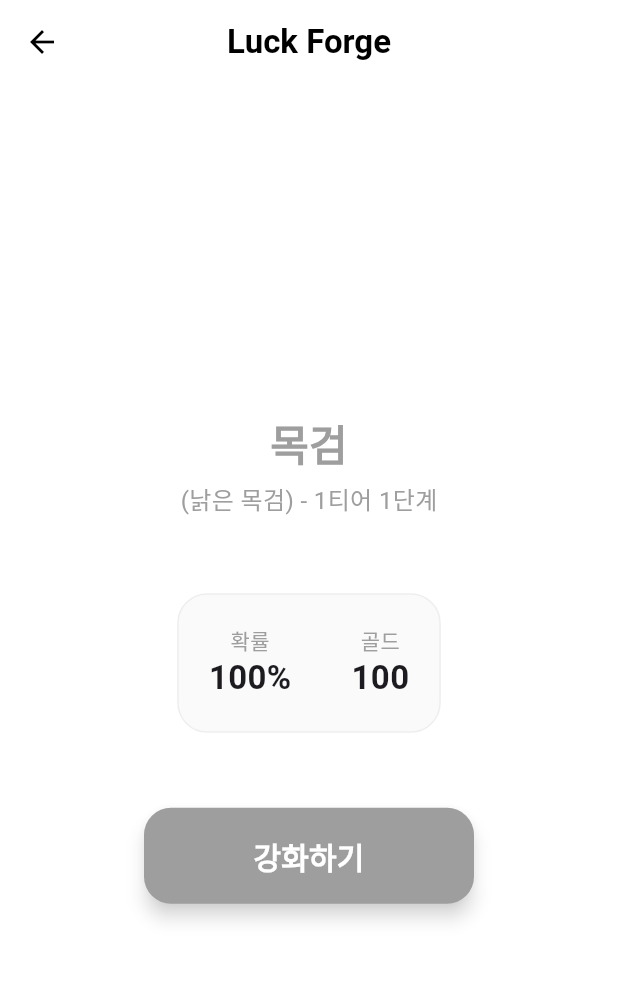
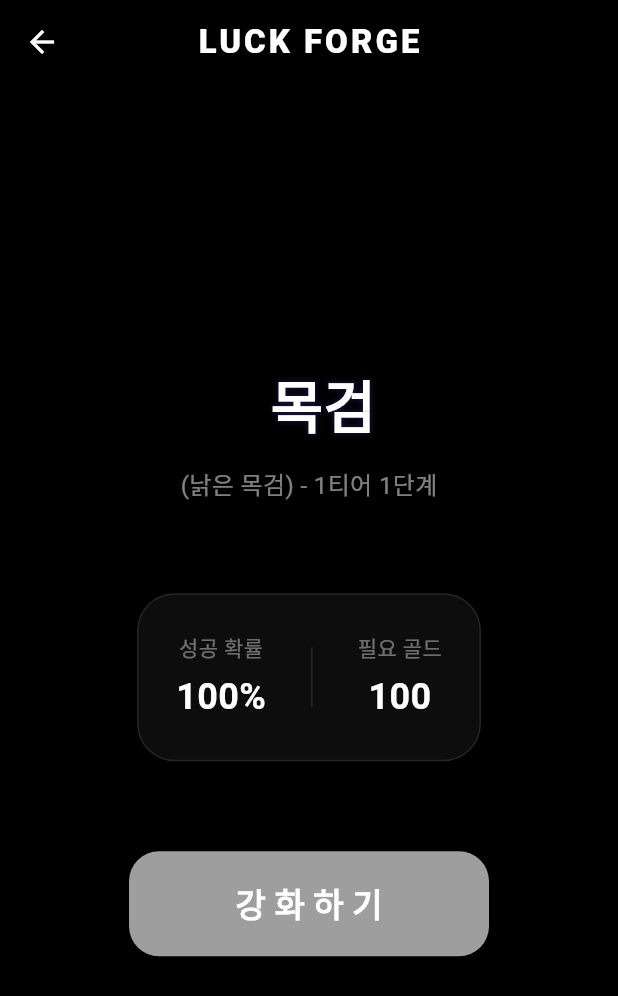
Before and after one commit to Ssassin-01/luck-forge, a Flutter app: the screen it shows after launch, after a tap on "Open Enhancement", on a phone screen of 412 x 824 dp. Shown: the top 996 px of the screen. Run offline on Flutter 3.47's test engine with Material 3 defaults, Android fonts, the phone set to English and light mode, and no system bars.

Commit message:
features 강화시 글자색 변화로직 추가

```diff
--- a/lib/models/item.dart
+++ b/lib/models/item.dart
@@ -1,16 +1,31 @@
 import 'package:flutter/material.dart';
 
-enum Attribute { none, water, fire, wind, light, dark }
+/// 무기 및 장비의 속성을 정의하는 Enum
+enum Attribute { none, water, fire, wind, light, dark, time }
 
+/// Attribute에 색상 및 티어별 수식어 기능을 추가하는 확장(Extension)
 extension AttributeExt on Attribute {
+  Color get color {
+    switch (this) {
+      case Attribute.water: return Colors.blueAccent;
+      case Attribute.fire: return Colors.redAccent;
+      case Attribute.wind: return Colors.greenAccent;
+      case Attribute.light: return Colors.amberAccent;
+      case Attribute.dark: return Colors.deepPurpleAccent;
+      case Attribute.time: return Colors.cyanAccent;
+      case Attribute.none: return Colors.transparent;
+    }
+  }
+
   String getTierName(int tier) {
     final Map<Attribute, List<String>> tierNames = {
-      Attribute.water: [' ','넝실거리는', '출렁이는', '거대한', '대양의', '심해의'],
-      Attribute.fire: [' ','후끈거리는', '화끈거리는', '불타는', '재의', '지옥불의'],
-      Attribute.wind: [' ','휘몰아치는', '날카로운', '폭풍의', '재앙의', '천둥의'],
-      Attribute.light: [' ','빛의', '찬란한', '성스러운', '신성한', '천상의'],
+      Attribute.water: [' ', '넝실거리는', '출렁이는', '거대한', '대양의', '심해의'],
+      Attribute.fire: [' ', '후끈거리는', '화끈거리는', '불타는', '재의', '지옥불의'],
+      Attribute.wind: [' ', '휘몰아치는', '날카로운', '폭풍의', '재앙의', '천둥의'],
+      Attribute.light: [' ', '빛의', '찬란한', '성스러운', '신성한', '천상의'],
       Attribute.dark: [' ', '어둠의', '그림자의', '심연의', '파멸의', '암흑의'],
-      Attribute.none: [' ', '묵직한', '무거운', '단단한', '강력한', '전설적인'],
+      Attribute.none: [' ', ' ', ' ', ' ', ' ', ' '],
+      Attribute.time: [' ', '시간의', '시공간의', '차원 파괴자의', '미래 초월자의', '영겁의'],
     };
 
     final names = tierNames[this] ?? [];
@@ -37,6 +52,41 @@ class Item {
   int get tier => (level ~/ 10) + 1;
   int get displayLevel => (level % 10) + 1;
 
+  // --- 추가된 글자색 로직 ---
+
+  /// 티어가 올라감에 따라 흰색에서 속성색으로 변하는 컬러
+  Color get textColor {
+    if (attributes.isEmpty || attributes.first == Attribute.none) return Colors.white;
+
+    final attrColor = attributes.first.color;
+
+    // 티어 진행도 (1티어: 0.0 ~ 6티어: 1.0)
+    double tierProgress = (tier - 1) / 5.0;
+    tierProgress = tierProgress.clamp(0.0, 1.0);
+
+    // 흰색에서 속성색으로 선형 보간 (점점 물드는 효과)
+    return Color.lerp(Colors.white, attrColor, tierProgress) ?? Colors.white;
+  }
+
+  // --- 시각 효과 로직 ---
+
+  List<Shadow> get glowShadows {
+    if (attributes.isEmpty || attributes.first == Attribute.none) return [];
+
+    final baseColor = attributes.first.color;
+    double intensity = (displayLevel - 1) / 9.0;
+    double blur = 5.0 + (intensity * 15.0);
+    Color glowColor = baseColor.withOpacity(0.3 + (intensity * 0.7));
+
+    return [
+      Shadow(blurRadius: blur, color: glowColor),
+      if (displayLevel >= 5)
+        Shadow(blurRadius: blur / 2, color: glowColor),
+      if (displayLevel == 10)
+        const Shadow(blurRadius: 2.0, color: Colors.white),
+    ];
+  }
+
   Color get tierColor {
     switch (tier) {
       case 1: return Colors.grey;
@@ -49,7 +99,7 @@ class Item {
   }
 
   String get tierName {
-    final names = ['목검', '강철검', '황금검', '다이아검', '전설의 검','신화검'];
+    final names = ['목검', '강철검', '황금검', '다이아검', '전설의 검', '신화검'];
     final idx = (tier - 1).clamp(0, names.length - 1);
     return names[idx];
   }
--- a/lib/screens/enhancement_screen.dart
+++ b/lib/screens/enhancement_screen.dart
@@ -1,3 +1,4 @@
+import 'dart:math';
 import 'package:flutter/material.dart';
 import '../models/item.dart';
 import '../services/enhancement_service.dart';
@@ -15,13 +16,28 @@ class _EnhancementScreenState extends State<EnhancementScreen> {
   @override
   void initState() {
     super.initState();
-    _item = const Item(id: 'sword_001', name: '낡은 목검', level: 0, maxLevel: 70);
+
+    final random = Random();
+    final availableAttributes = Attribute.values.where((a) => a != Attribute.none).toList();
+    final randomAttribute = availableAttributes[random.nextInt(availableAttributes.length)];
+
+    // 1. 여기서 const를 제거했습니다. (랜덤 ID와 속성 때문)
+    _item = Item(
+      id: 'sword_${DateTime.now().millisecondsSinceEpoch}',
+      name: '낡은 목검',
+      level: 0,
+      maxLevel: 100,
+      attributes: [randomAttribute],
+    );
+
     _service = EnhancementService();
   }
 
   void _tryEnhance() {
     final result = _service.enhance(_item);
-    setState(() { _item = result.item; });
+    setState(() {
+      _item = result.item;
+    });
 
     ScaffoldMessenger.of(context).clearSnackBars();
     ScaffoldMessenger.of(context).showSnackBar(
@@ -39,71 +55,72 @@ class _EnhancementScreenState extends State<EnhancementScreen> {
     final nextCost = _item.isMaxed ? '-' : '${_service.costForLevel(_item.level)}';
 
     return Scaffold(
-      backgroundColor: Colors.white,
+      backgroundColor: Colors.black,
       appBar: AppBar(
-        title: const Text('Luck Forge', style: TextStyle(fontWeight: FontWeight.bold)),
+        title: const Text('LUCK FORGE', style: TextStyle(fontWeight: FontWeight.w900, letterSpacing: 2)),
         centerTitle: true,
-        backgroundColor: Colors.white,
-        foregroundColor: Colors.black,
+        backgroundColor: Colors.transparent,
+        foregroundColor: Colors.white,
         elevation: 0,
       ),
       body: Center(
         child: Column(
           mainAxisAlignment: MainAxisAlignment.center,
           children: [
-            // 아이템 이름
             Text(
               _item.displayName,
               textAlign: TextAlign.center,
-              style: Theme.of(context).textTheme.headlineMedium?.copyWith(
-                    color: _item.tierColor,
-                    fontWeight: FontWeight.bold,
-                  ),
+              style: TextStyle(
+                fontSize: 38,
+                // 2. FontWeight.black 대신 w900 사용
+                fontWeight: FontWeight.w900,
+                color: _item.textColor,
+                shadows: _item.glowShadows,
+              ),
             ),
-            const SizedBox(height: 8),
-            // 티어 정보
+            const SizedBox(height: 12),
             Text(
               _item.subTitle,
-              style: const TextStyle(fontSize: 16, color: Colors.grey),
+              // 3. withOpacity 대신 최신 문법인 withValues 사용
+              style: TextStyle(fontSize: 16, color: Colors.white.withValues(alpha: 0.5)),
             ),
-            const SizedBox(height: 50),
 
-            // 정보 패널
+            const SizedBox(height: 60),
+
             Container(
-              padding: const EdgeInsets.all(20),
+              padding: const EdgeInsets.all(25),
               decoration: BoxDecoration(
-                color: Colors.grey[50],
-                borderRadius: BorderRadius.circular(20),
-                border: Border.all(color: Colors.grey[200]!),
+                // 여기도 최신 문법으로 수정
+                color: Colors.white.withValues(alpha: 0.05),
+                borderRadius: BorderRadius.circular(25),
+                border: Border.all(color: Colors.white10),
               ),
               child: Row(
                 mainAxisSize: MainAxisSize.min,
                 children: [
-                  _buildStat('확률', nextChance),
-                  const SizedBox(width: 40),
-                  _buildStat('골드', nextCost),
+                  _buildStat('성공 확률', nextChance),
+                  Container(width: 1, height: 40, color: Colors.white10, margin: const EdgeInsets.symmetric(horizontal: 30)),
+                  _buildStat('필요 골드', nextCost),
                 ],
               ),
             ),
-            const SizedBox(height: 50),
 
-            // 강화 버튼
+            const SizedBox(height: 60),
+
             SizedBox(
-              width: 220,
-              height: 64,
+              width: 240,
+              height: 70,
               child: ElevatedButton(
                 onPressed: _item.isMaxed ? null : _tryEnhance,
                 style: ElevatedButton.styleFrom(
                   backgroundColor: _item.tierColor,
                   foregroundColor: Colors.white,
-                  elevation: 5,
-                  // 수정된 부분: .withOpacity 대신 .withAlpha 사용 (또는 .withValues)
-                  shadowColor: _item.tierColor.withAlpha(128), // 255의 절반인 128이 약 0.5 opacity
-                  shape: RoundedRectangleBorder(borderRadius: BorderRadius.circular(18)),
+                  elevation: 0,
+                  shape: RoundedRectangleBorder(borderRadius: BorderRadius.circular(20)),
                 ),
                 child: Text(
-                  _item.displayLevel == 10 ? '티어 승급!' : '강화하기',
-                  style: const TextStyle(fontSize: 20, fontWeight: FontWeight.bold),
+                  _item.displayLevel == 10 ? '티어 승급 시도!' : '강 화 하 기',
+                  style: const TextStyle(fontSize: 22, fontWeight: FontWeight.bold),
                 ),
               ),
             ),
@@ -115,8 +132,10 @@ class _EnhancementScreenState extends State<EnhancementScreen> {
 
   Widget _buildStat(String l, String v) => Column(
     children: [
-      Text(l, style: const TextStyle(color: Colors.grey)),
-      Text(v, style: const TextStyle(fontSize: 22, fontWeight: FontWeight.bold)),
+      // 4. 모든 withOpacity를 withValues로 수정
+      Text(l, style: TextStyle(color: Colors.white.withValues(alpha: 0.4), fontSize: 14)),
+      const SizedBox(height: 5),
+      Text(v, style: const TextStyle(fontSize: 24, fontWeight: FontWeight.bold, color: Colors.white)),
     ],
   );
 }
```
Also changed, not shown: flutter_01.png (added), 1 other file.
